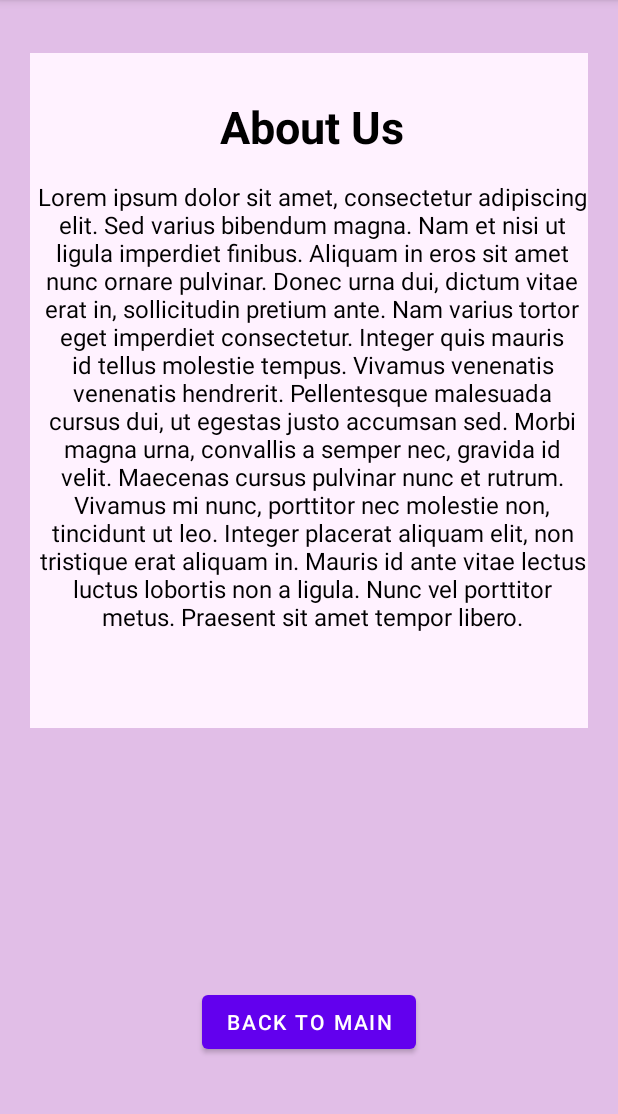
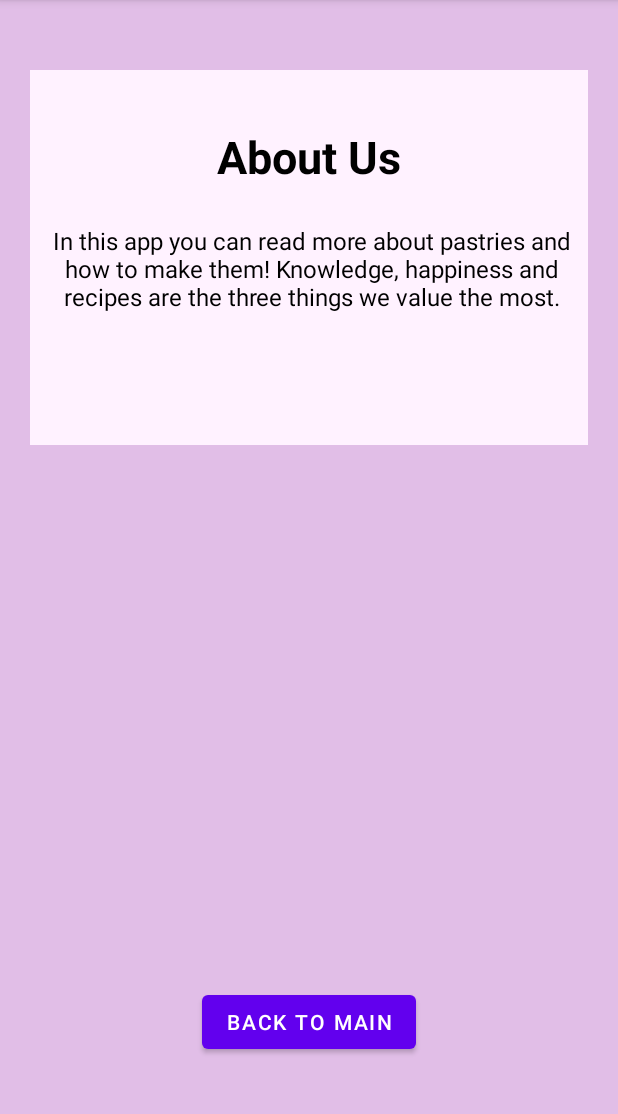
Before and after one commit to b21tilbe/FinalProject, an Android app: the activity_second screen opened directly, with no data from a screen before it, on a phone screen of 412 x 824 dp, the part 84-1198 px from its top. Run offline under Robolectric (Android 15) with nearby library versions, the phone set to English and light mode, and no system bars.

Commit message:
Lagt till text till about sidan

```diff
--- a/app/src/main/res/layout/activity_main.xml
+++ b/app/src/main/res/layout/activity_main.xml
@@ -4,6 +4,7 @@
     xmlns:tools="http://schemas.android.com/tools"
     android:layout_width="match_parent"
     android:layout_height="match_parent"
+    android:background="#e1bee7"
     tools:context=".MainActivity">
 
     <androidx.recyclerview.widget.RecyclerView
--- a/app/src/main/res/layout/activity_second.xml
+++ b/app/src/main/res/layout/activity_second.xml
@@ -11,7 +11,7 @@
 
     <TextView
         android:layout_width="match_parent"
-        android:layout_height="450dp"
+        android:layout_height="250dp"
         android:background="#fff2ff"
         app:layout_constraintBottom_toBottomOf="parent"
         app:layout_constraintEnd_toEndOf="parent"
@@ -23,12 +23,11 @@
         android:id="@+id/heading"
         android:layout_width="match_parent"
         android:layout_height="wrap_content"
-            android:layout_marginStart="4dp"
-            android:layout_marginTop="44dp"
+        android:layout_marginTop="64dp"
+        android:elevation="2dp"
+        android:text="About Us"
         android:textAlignment="center"
-            android:text="About Us"
         android:textColor="#000000"
-            android:elevation="2dp"
         android:textSize="30sp"
         android:textStyle="bold"
         app:layout_constraintStart_toStartOf="parent"
@@ -39,11 +38,12 @@
         android:layout_width="match_parent"
         android:layout_height="wrap_content"
         android:layout_marginStart="4dp"
-            android:layout_marginTop="100dp"
+        android:layout_marginTop="124dp"
+        android:padding="5dp"
+        android:elevation="2dp"
+        android:text="In this app you can read more about pastries and how to make them! Knowledge, happiness and recipes are the three things we value the most."
         android:textAlignment="center"
         android:textColor="#000000"
-            android:elevation="2dp"
-            android:text="Lorem ipsum dolor sit amet, consectetur adipiscing elit. Sed varius bibendum magna. Nam et nisi ut ligula imperdiet finibus. Aliquam in eros sit amet nunc ornare pulvinar. Donec urna dui, dictum vitae erat in, sollicitudin pretium ante. Nam varius tortor eget imperdiet consectetur. Integer quis mauris id tellus molestie tempus. Vivamus venenatis venenatis hendrerit. Pellentesque malesuada cursus dui, ut egestas justo accumsan sed. Morbi magna urna, convallis a semper nec, gravida id velit. Maecenas cursus pulvinar nunc et rutrum. Vivamus mi nunc, porttitor nec molestie non, tincidunt ut leo. Integer placerat aliquam elit, non tristique erat aliquam in. Mauris id ante vitae lectus luctus lobortis non a ligula. Nunc vel porttitor metus. Praesent sit amet tempor libero."
         android:textSize="16sp"
         app:layout_constraintStart_toStartOf="parent"
         app:layout_constraintTop_toTopOf="parent" />
```
Also changed, not shown: app/src/main/res/layout/recyclerview_item.xml (+5 -5 lines). Lines whose indentation alone changed are shown as unchanged.
